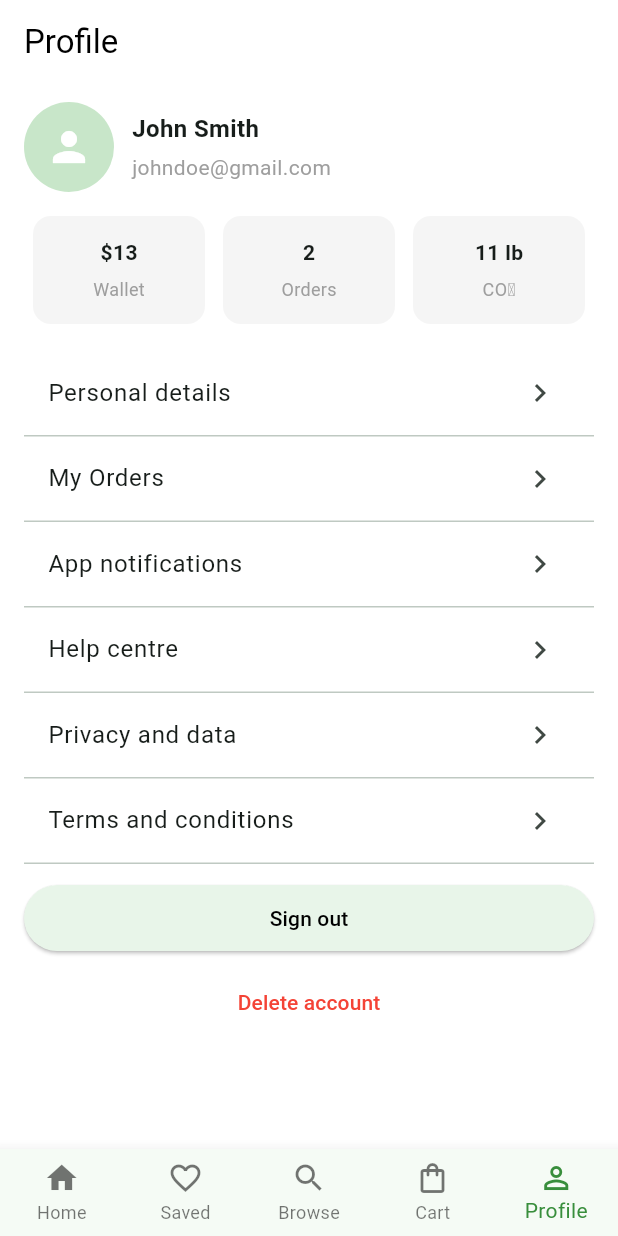
After one commit to alvinsanjaya14/uts-mobile-prog, a Flutter app: the ProfileScreen screen opened by its route, on a phone screen of 412 x 824 dp. The commit adds this screen. Run offline on Flutter 3.47's test engine with Material 3 defaults, Android fonts, the phone set to English and light mode, and no system bars; our stand-ins replace equatable, go_router; network calls fail.

Commit message:
feat: add profile screen and integrate navigation from home screen

```diff
--- a/lib/routes.dart
+++ b/lib/routes.dart
@@ -3,11 +3,13 @@ import 'package:go_router/go_router.dart';
 import 'models/product.dart';
 import 'screens/home_screen.dart';
 import 'screens/product_detail_screen.dart';
+import 'screens/profile_screen.dart';
 
 /// Centralized route names
 class AppRoutes {
   static const home = '/';
   static const productDetail = '/product';
+  static const profile = '/profile';
 }
 
 /// GoRouter configuration
@@ -33,6 +35,11 @@ final GoRouter appRouter = GoRouter(
         );
       },
     ),
+    GoRoute(
+      path: AppRoutes.profile,
+      name: 'profile',
+      builder: (context, state) => const ProfileScreen(),
+    ),
   ],
   errorBuilder: (context, state) => Scaffold(
     appBar: AppBar(title: const Text('Error')),
--- a/lib/screens/home_screen.dart
+++ b/lib/screens/home_screen.dart
@@ -1,4 +1,5 @@
 import 'package:flutter/material.dart';
+import 'package:go_router/go_router.dart';
 import 'package:provider/provider.dart';
 import '../controllers/product_controller.dart';
 import '../models/product.dart';
@@ -90,7 +91,12 @@ class HomeScreen extends StatelessWidget {
                 label: 'Profile',
               ),
             ],
-            onTap: (i) {},
+            onTap: (i) {
+              if (i == 4) {
+                // Profile
+                context.go('/profile');
+              }
+            },
           ),
         );
       },
--- /dev/null
+++ b/lib/screens/profile_screen.dart
@@ -0,0 +1,168 @@
+import 'package:flutter/material.dart';
+import 'package:go_router/go_router.dart';
+
+class ProfileScreen extends StatelessWidget {
+  const ProfileScreen({Key? key}) : super(key: key);
+
+  @override
+  Widget build(BuildContext context) {
+    return Scaffold(
+      appBar: AppBar(
+        title: const Text('Profile'),
+        backgroundColor: Colors.white,
+        foregroundColor: Colors.black,
+        elevation: 0,
+      ),
+      body: Padding(
+        padding: const EdgeInsets.symmetric(horizontal: 16.0, vertical: 12),
+        child: Column(
+          crossAxisAlignment: CrossAxisAlignment.start,
+          children: [
+            Row(
+              children: [
+                CircleAvatar(
+                  radius: 30,
+                  backgroundColor: Colors.green[100],
+                  child: const Icon(
+                    Icons.person,
+                    size: 32,
+                    color: Colors.white,
+                  ),
+                ),
+                const SizedBox(width: 12),
+                Column(
+                  crossAxisAlignment: CrossAxisAlignment.start,
+                  children: const [
+                    Text(
+                      'John Smith',
+                      style: TextStyle(
+                        fontWeight: FontWeight.bold,
+                        fontSize: 16,
+                      ),
+                    ),
+                    SizedBox(height: 4),
+                    Text(
+                      'johndoe@gmail.com',
+                      style: TextStyle(color: Colors.grey),
+                    ),
+                  ],
+                ),
+              ],
+            ),
+            const SizedBox(height: 16),
+
+            // Quick stats row
+            Row(
+              mainAxisAlignment: MainAxisAlignment.spaceBetween,
+              children: [
+                _statCard('\$13', 'Wallet'),
+                _statCard('2', 'Orders'),
+                _statCard('11 lb', 'CO₂'),
+              ],
+            ),
+
+            const SizedBox(height: 18),
+
+            Expanded(
+              child: ListView(
+                children: [
+                  _buildListTile('Personal details', onTap: () {}),
+                  _buildListTile('My Orders', onTap: () {}),
+                  _buildListTile('App notifications', onTap: () {}),
+                  _buildListTile('Help centre', onTap: () {}),
+                  _buildListTile('Privacy and data', onTap: () {}),
+                  _buildListTile('Terms and conditions', onTap: () {}),
+                  const SizedBox(height: 12),
+                  ElevatedButton(
+                    onPressed: () {},
+                    style: ElevatedButton.styleFrom(
+                      backgroundColor: Colors.green[50],
+                      foregroundColor: Colors.black,
+                    ),
+                    child: const Padding(
+                      padding: EdgeInsets.symmetric(vertical: 12.0),
+                      child: Text('Sign out'),
+                    ),
+                  ),
+                  const SizedBox(height: 8),
+                  TextButton(
+                    onPressed: () {},
+                    child: const Text(
+                      'Delete account',
+                      style: TextStyle(color: Colors.red),
+                    ),
+                  ),
+                ],
+              ),
+            ),
+          ],
+        ),
+      ),
+      bottomNavigationBar: BottomNavigationBar(
+        type: BottomNavigationBarType.fixed,
+        currentIndex: 4,
+        selectedItemColor: Colors.green[700],
+        items: const [
+          BottomNavigationBarItem(icon: Icon(Icons.home), label: 'Home'),
+          BottomNavigationBarItem(
+            icon: Icon(Icons.favorite_border),
+            label: 'Saved',
+          ),
+          BottomNavigationBarItem(icon: Icon(Icons.search), label: 'Browse'),
+          BottomNavigationBarItem(
+            icon: Icon(Icons.shopping_bag_outlined),
+            label: 'Cart',
+          ),
+          BottomNavigationBarItem(
+            icon: Icon(Icons.person_outline),
+            label: 'Profile',
+          ),
+        ],
+        onTap: (i) {
+          if (i == 0) {
+            context.go('/');
+          } else if (i == 4) {
+            context.go('/profile');
+          }
+        },
+      ),
+    );
+  }
+
+  Widget _statCard(String value, String label) {
+    return Expanded(
+      child: Container(
+        height: 72,
+        margin: const EdgeInsets.symmetric(horizontal: 6),
+        decoration: BoxDecoration(
+          color: Colors.grey[100],
+          borderRadius: BorderRadius.circular(12),
+        ),
+        child: Column(
+          mainAxisAlignment: MainAxisAlignment.center,
+          children: [
+            Text(value, style: const TextStyle(fontWeight: FontWeight.bold)),
+            const SizedBox(height: 6),
+            Text(
+              label,
+              style: const TextStyle(fontSize: 12, color: Colors.grey),
+            ),
+          ],
+        ),
+      ),
+    );
+  }
+
+  Widget _buildListTile(String title, {VoidCallback? onTap}) {
+    return Column(
+      children: [
+        ListTile(
+          title: Text(title),
+          trailing: const Icon(Icons.chevron_right),
+          onTap: onTap,
+        ),
+        const Divider(height: 1),
+      ],
+    );
+  }
+}
```
